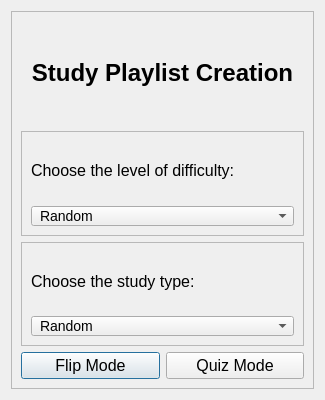
Before: the Qt Designer form app/modules/ui/playlist_dialog.ui in DelevoXDG/FlashcardMaster, drawn with Qt 5.
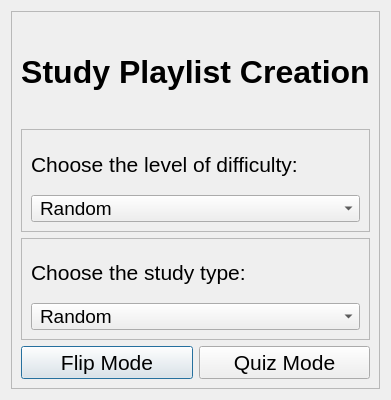
After: the same form once the commit is applied. Icons and pictures are not drawn.

Commit message: Refinement of the appearance of buttons and some functionality

Patch:
```diff
--- a/app/modules/ui/playlist_dialog.ui
+++ b/app/modules/ui/playlist_dialog.ui
@@ -25,9 +25,14 @@
      <layout class="QVBoxLayout" name="verticalLayout_3">
       <item>
        <widget class="QLabel" name="title">
+        <property name="font">
+         <font>
+          <pointsize>24</pointsize>
+          <bold>true</bold>
+         </font>
+        </property>
         <property name="styleSheet">
-         <string notr="true">font-weight: bold;
-font-size: 24px;</string>
+         <string notr="true"/>
         </property>
         <property name="text">
          <string>Study Playlist Creation</string>
@@ -48,8 +53,13 @@
         <layout class="QVBoxLayout" name="verticalLayout_2">
          <item>
           <widget class="QLabel" name="difficulty_appeal">
+           <property name="font">
+            <font>
+             <pointsize>16</pointsize>
+            </font>
+           </property>
            <property name="styleSheet">
-            <string notr="true">font-size: 16px;</string>
+            <string notr="true"/>
            </property>
            <property name="text">
             <string>Choose the level of difficulty:</string>
@@ -58,10 +68,14 @@
          </item>
          <item>
           <widget class="QComboBox" name="difficulty_choice">
+           <property name="font">
+            <font>
+             <pointsize>14</pointsize>
+            </font>
+           </property>
            <property name="styleSheet">
             <string notr="true">QComboBox {
 padding-left: 8px;
-font-size: 14px;
 }</string>
            </property>
            <item>
@@ -95,8 +109,13 @@
         <layout class="QVBoxLayout" name="verticalLayout">
          <item>
           <widget class="QLabel" name="study_type_appeal">
+           <property name="font">
+            <font>
+             <pointsize>16</pointsize>
+            </font>
+           </property>
            <property name="styleSheet">
-            <string notr="true">font-size: 16px;</string>
+            <string notr="true"/>
            </property>
            <property name="text">
             <string>Choose the study type:</string>
@@ -105,10 +124,14 @@
          </item>
          <item>
           <widget class="QComboBox" name="study_type_choice">
+           <property name="font">
+            <font>
+             <pointsize>14</pointsize>
+            </font>
+           </property>
            <property name="styleSheet">
             <string notr="true">QComboBox {
 padding-left: 8px;
-font-size: 14px;
 }</string>
            </property>
            <item>
@@ -135,6 +158,11 @@
        <layout class="QHBoxLayout" name="horizontalLayout">
         <item>
          <widget class="QPushButton" name="flip_mode_button">
+          <property name="font">
+           <font>
+            <pointsize>16</pointsize>
+           </font>
+          </property>
           <property name="cursor">
            <cursorShape>PointingHandCursor</cursorShape>
           </property>
@@ -142,8 +170,8 @@
            <string>Start studying in Flip Mode</string>
           </property>
           <property name="styleSheet">
-           <string notr="true">QPushButton {
-font-size: 16px;
+           <string notr="true">QPushButton:hover {
+background-color: rgba(165, 165, 165, 30)
 }</string>
           </property>
           <property name="text">
@@ -163,6 +191,11 @@
         </item>
         <item>
          <widget class="QPushButton" name="quiz_mode_button">
+          <property name="font">
+           <font>
+            <pointsize>16</pointsize>
+           </font>
+          </property>
           <property name="cursor">
            <cursorShape>PointingHandCursor</cursorShape>
           </property>
@@ -170,8 +203,8 @@
            <string>Start studying in Quiz Mode</string>
           </property>
           <property name="styleSheet">
-           <string notr="true">QPushButton {
-font-size: 16px;
+           <string notr="true">QPushButton:hover {
+background-color: rgba(165, 165, 165, 30)
 }</string>
           </property>
           <property name="text">
```
The commit also changes 7 other files.
